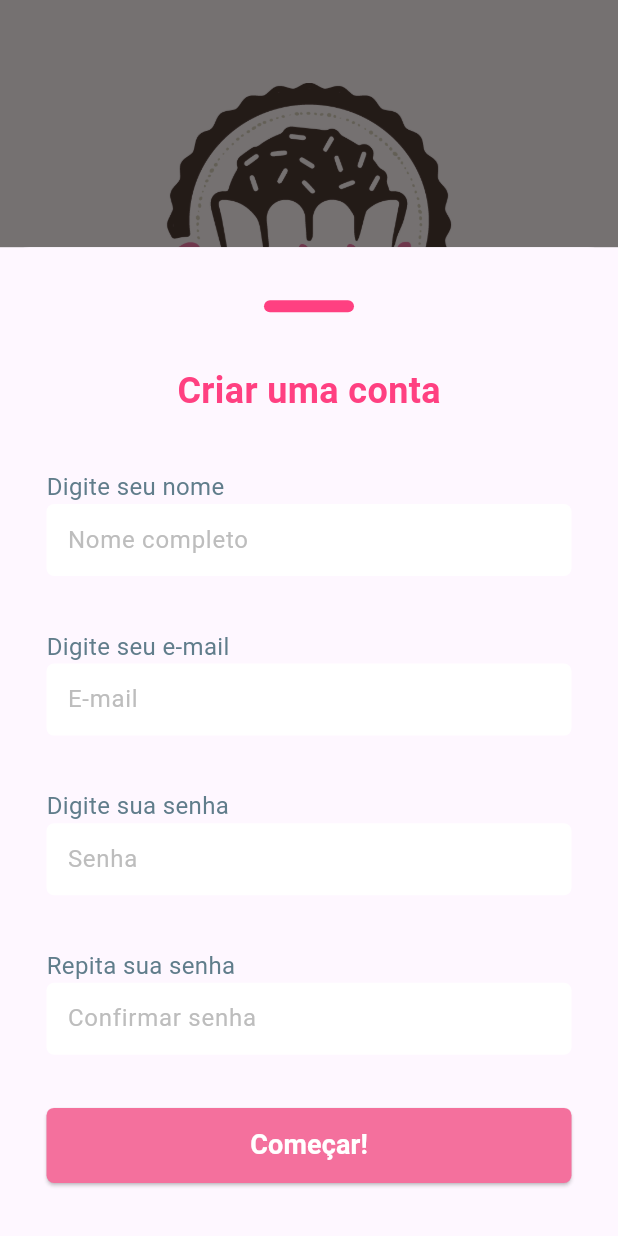
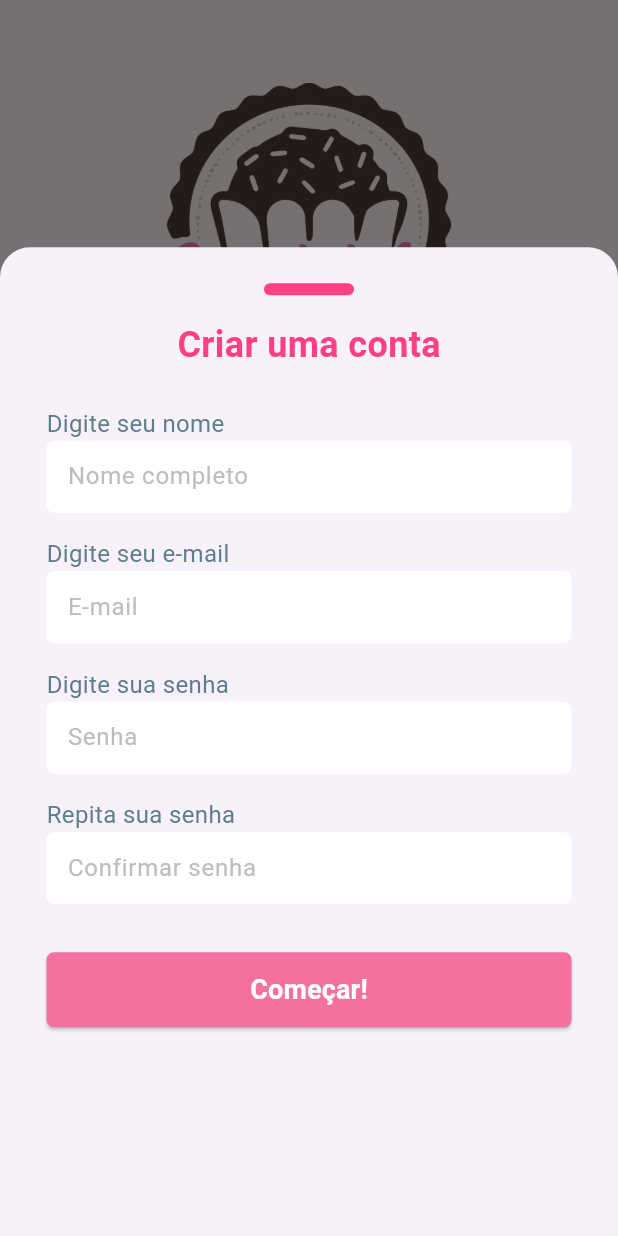
Before and after one commit to Enzo-Arilla/caseirinho-doces, a Flutter app: the screen it shows after launch, after a tap on "Criar uma conta", on a phone screen of 412 x 824 dp. Run offline on Flutter 3.47's test engine with Material 3 defaults, Android fonts, the phone set to English and light mode, and no system bars.

Commit message:
Ajustando a responsividade da tela de cadastro de usuário.

```diff
--- a/lib/view/login_page.dart
+++ b/lib/view/login_page.dart
@@ -188,10 +188,7 @@
                       return FractionallySizedBox(
                         heightFactor: 0.8,
                         child: RegisterPage()
-                      ); /*Container(
-                        height: 200,
-                        child: RegisterPage()
-                      );*/
+                      );
                     },
                   );
                 },
--- a/lib/view/register_page.dart
+++ b/lib/view/register_page.dart
@@ -3,35 +3,45 @@
 import 'package:flutter/material.dart';
 
 class RegisterPage extends StatelessWidget {
-
   const RegisterPage({super.key});
 
   @override
   Widget build(BuildContext context) {
-
-    return MaterialApp(
-      home: Scaffold(
-        body: Center(
-          child: SizedBox(width: 350, child: Column(
-            mainAxisAlignment: MainAxisAlignment.spaceEvenly,
+    return Padding(
+      // Responsivo ao teclado
+      padding: EdgeInsets.only(
+        left: 16,
+        right: 16,
+        top: 24,
+        bottom: MediaQuery.of(context).viewInsets.bottom + 24,
+      ),
+      child: SingleChildScrollView(
+        child: Center(
+          child: SizedBox(
+            width: 350,
+            child: Column(
+              mainAxisSize: MainAxisSize.min,
               children: [
                 Container(
                   width: 60,
                   height: 8,
                   decoration: BoxDecoration(
                     color: Colors.pinkAccent,
-                  borderRadius: BorderRadius.circular(10)
+                    borderRadius: BorderRadius.circular(10),
                   ),
                 ),
+                SizedBox(height: 16),
                 Text(
                   'Criar uma conta',
                   style: TextStyle(
                     fontSize: 24,
                     fontWeight: FontWeight.bold,
-                  color: Colors.pinkAccent
+                    color: Colors.pinkAccent,
                   ),
                 ),
-              Column(children: [
+                SizedBox(height: 24),
+
+                // Nome
                 Align(
                   alignment: Alignment.centerLeft,
                   child: Text(
@@ -41,8 +51,11 @@
                       fontSize: 16,
                     ),
                   ),
-                ), Input(hintText: 'Nome completo')]),
-              Column(children: [
+                ),
+                Input(hintText: 'Nome completo'),
+                SizedBox(height: 16),
+
+                // Email
                 Align(
                   alignment: Alignment.centerLeft,
                   child: Text(
@@ -52,8 +65,11 @@
                       fontSize: 16,
                     ),
                   ),
-                ), Input(hintText: 'E-mail')]),
-              Column(children: [
+                ),
+                Input(hintText: 'E-mail'),
+                SizedBox(height: 16),
+
+                // Senha
                 Align(
                   alignment: Alignment.centerLeft,
                   child: Text(
@@ -63,8 +79,11 @@
                       fontSize: 16,
                     ),
                   ),
-                ), Input(hintText: 'Senha')]),
-              Column(children: [
+                ),
+                Input(hintText: 'Senha'),
+                SizedBox(height: 16),
+
+                // Confirmar senha
                 Align(
                   alignment: Alignment.centerLeft,
                   child: Text(
@@ -74,16 +93,16 @@
                       fontSize: 16,
                     ),
                   ),
-                ), Input(hintText: 'Confirmar senha')]),
-              Button(label: 'Começar!', onPressed: (){}),
+                ),
+                Input(hintText: 'Confirmar senha'),
+                SizedBox(height: 32),
+
+                Button(label: 'Começar!', onPressed: () {}),
               ],
-          ))
-        )
-      )
+            ),
+          ),
+        ),
+      ),
     );
-
   }
-
-
-
 }
```
Lines whose indentation alone changed are shown as unchanged.
